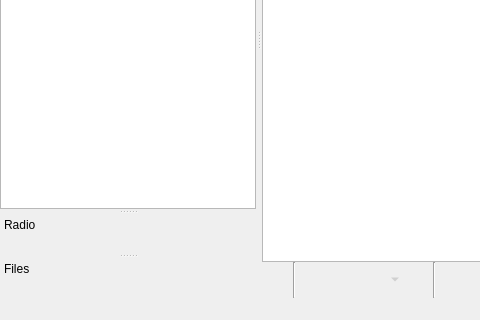
clementine-player/Clementine, file src/mainwindow.ui: the form before one commit; both pictures show x 0 to 480 and y 239 to 559 of the 804 by 559 pixel window.
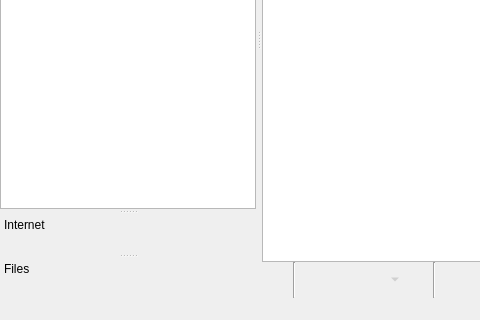
The form after the commit. Icons and pictures are not drawn. Custom widgets are drawn as their Qt base class.

Commit message: Rename the "Radio" tab to "Internet"

```diff
--- a/src/mainwindow.ui
+++ b/src/mainwindow.ui
@@ -326,7 +326,7 @@
     <set>QDockWidget::DockWidgetMovable</set>
    </property>
    <property name="windowTitle">
-    <string>Radio</string>
+    <string>Internet</string>
    </property>
    <attribute name="dockWidgetArea">
     <number>1</number>
```
The commit also changes 21 other files.
